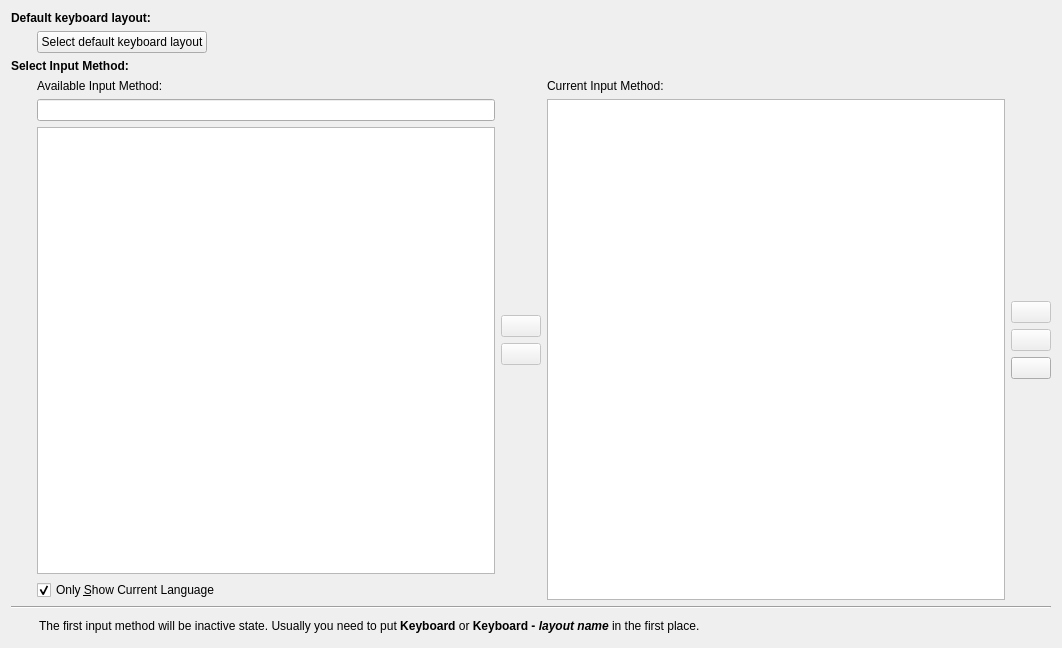
fcitx/fcitx5-configtool, file src/impage.ui: the form before one commit.
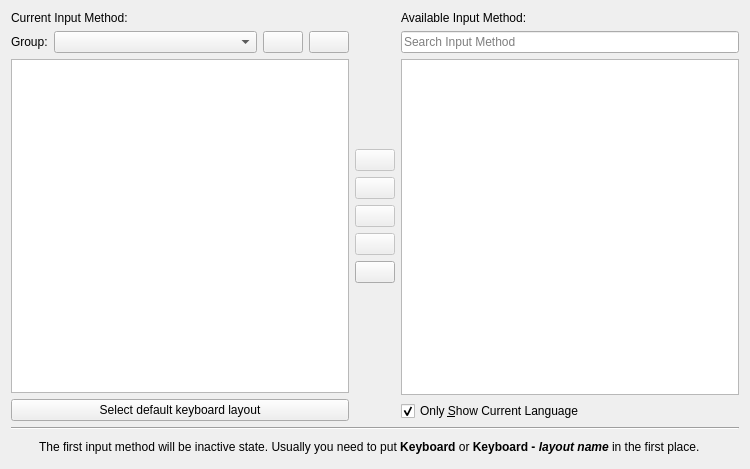
The form after the commit. Icons and pictures are not drawn.

```diff
--- a/src/impage.ui
+++ b/src/impage.ui
@@ -6,78 +6,162 @@
    <rect>
     <x>0</x>
     <y>0</y>
-    <width>1062</width>
-    <height>648</height>
+    <width>750</width>
+    <height>469</height>
    </rect>
   </property>
   <property name="windowTitle">
    <string comment="KDE::DoNotExtract">Form</string>
   </property>
-  <layout class="QGridLayout" name="gridLayout">
-   <item row="1" column="0">
-    <spacer name="horizontalSpacer">
-     <property name="orientation">
-      <enum>Qt::Horizontal</enum>
-     </property>
-     <property name="sizeType">
-      <enum>QSizePolicy::Fixed</enum>
-     </property>
-     <property name="sizeHint" stdset="0">
-      <size>
-       <width>20</width>
-       <height>20</height>
-      </size>
-     </property>
-    </spacer>
-   </item>
-   <item row="1" column="1" colspan="2">
+  <layout class="QVBoxLayout" name="verticalLayout_4">
+   <item>
     <layout class="QHBoxLayout" name="horizontalLayout_2">
      <item>
-      <widget class="QPushButton" name="defaultLayoutButton">
-       <property name="toolTip">
-        <string>Keyboard layout to use when no input method active</string>
-       </property>
-       <property name="text">
-        <string>Select default keyboard layout</string>
-       </property>
-      </widget>
-     </item>
-     <item>
-      <spacer name="horizontalSpacer_3">
-       <property name="orientation">
-        <enum>Qt::Horizontal</enum>
-       </property>
-       <property name="sizeHint" stdset="0">
-        <size>
-         <width>40</width>
-         <height>20</height>
-        </size>
-       </property>
-      </spacer>
-     </item>
-    </layout>
-   </item>
-   <item row="3" column="0">
-    <spacer name="horizontalSpacer_2">
-     <property name="orientation">
-      <enum>Qt::Horizontal</enum>
-     </property>
-     <property name="sizeType">
-      <enum>QSizePolicy::Fixed</enum>
-     </property>
-     <property name="sizeHint" stdset="0">
-      <size>
-       <width>20</width>
-       <height>20</height>
-      </size>
-     </property>
-    </spacer>
-   </item>
-   <item row="3" column="1" colspan="2">
-    <layout class="QHBoxLayout" name="horizontalLayout">
-     <item>
       <layout class="QVBoxLayout" name="verticalLayout">
        <item>
+        <widget class="QLabel" name="label_2">
+         <property name="text">
+          <string>Current Input Method:</string>
+         </property>
+        </widget>
+       </item>
+       <item>
+        <layout class="QHBoxLayout" name="horizontalLayout">
+         <item>
+          <widget class="QLabel" name="label_5">
+           <property name="text">
+            <string>Group:</string>
+           </property>
+          </widget>
+         </item>
+         <item>
+          <widget class="QComboBox" name="inputMethodGroupComboBox">
+           <property name="sizePolicy">
+            <sizepolicy hsizetype="MinimumExpanding" vsizetype="Fixed">
+             <horstretch>0</horstretch>
+             <verstretch>0</verstretch>
+            </sizepolicy>
+           </property>
+          </widget>
+         </item>
+         <item>
+          <widget class="QPushButton" name="addGroupButton">
+           <property name="text">
+            <string/>
+           </property>
+           <property name="icon">
+            <iconset theme="list-add"/>
+           </property>
+          </widget>
+         </item>
+         <item>
+          <widget class="QPushButton" name="deleteGroupButton">
+           <property name="text">
+            <string/>
+           </property>
+           <property name="icon">
+            <iconset theme="delete"/>
+           </property>
+          </widget>
+         </item>
+        </layout>
+       </item>
+       <item>
+        <widget class="QListView" name="currentIMView"/>
+       </item>
+       <item>
+        <widget class="QPushButton" name="defaultLayoutButton">
+         <property name="toolTip">
+          <string>Keyboard layout to use when no input method active</string>
+         </property>
+         <property name="text">
+          <string>Select default keyboard layout</string>
+         </property>
+        </widget>
+       </item>
+      </layout>
+     </item>
+     <item>
+      <layout class="QVBoxLayout" name="verticalLayout_3">
+       <item>
+        <spacer name="verticalSpacer">
+         <property name="orientation">
+          <enum>Qt::Vertical</enum>
+         </property>
+         <property name="sizeHint" stdset="0">
+          <size>
+           <width>20</width>
+           <height>40</height>
+          </size>
+         </property>
+        </spacer>
+       </item>
+       <item>
+        <widget class="QPushButton" name="addIMButton">
+         <property name="enabled">
+          <bool>false</bool>
+         </property>
+         <property name="icon">
+          <iconset theme="go-previous"/>
+         </property>
+        </widget>
+       </item>
+       <item>
+        <widget class="QPushButton" name="removeIMButton">
+         <property name="enabled">
+          <bool>false</bool>
+         </property>
+         <property name="icon">
+          <iconset theme="go-next"/>
+         </property>
+        </widget>
+       </item>
+       <item>
+        <widget class="QPushButton" name="moveUpButton">
+         <property name="enabled">
+          <bool>false</bool>
+         </property>
+         <property name="icon">
+          <iconset theme="go-up"/>
+         </property>
+        </widget>
+       </item>
+       <item>
+        <widget class="QPushButton" name="moveDownButton">
+         <property name="enabled">
+          <bool>false</bool>
+         </property>
+         <property name="icon">
+          <iconset theme="go-down"/>
+         </property>
+        </widget>
+       </item>
+       <item>
+        <widget class="QPushButton" name="configureButton">
+         <property name="icon">
+          <iconset theme="configure">
+           <normaloff>.</normaloff>.</iconset>
+         </property>
+        </widget>
+       </item>
+       <item>
+        <spacer name="verticalSpacer_2">
+         <property name="orientation">
+          <enum>Qt::Vertical</enum>
+         </property>
+         <property name="sizeHint" stdset="0">
+          <size>
+           <width>20</width>
+           <height>40</height>
+          </size>
+         </property>
+        </spacer>
+       </item>
+      </layout>
+     </item>
+     <item>
+      <layout class="QVBoxLayout" name="verticalLayout_2">
+       <item>
         <widget class="QLabel" name="label">
          <property name="text">
           <string>Available Input Method:</string>
@@ -85,7 +169,14 @@
         </widget>
        </item>
        <item>
-        <widget class="QLineEdit" name="filterTextEdit"/>
+        <widget class="QLineEdit" name="filterTextEdit">
+         <property name="placeholderText">
+          <string>Search Input Method</string>
+         </property>
+         <property name="clearButtonEnabled">
+          <bool>true</bool>
+         </property>
+        </widget>
        </item>
        <item>
         <widget class="QTreeView" name="availIMView">
@@ -124,114 +215,9 @@
        </item>
       </layout>
      </item>
-     <item>
-      <layout class="QVBoxLayout" name="verticalLayout_3">
-       <item>
-        <spacer name="verticalSpacer">
-         <property name="orientation">
-          <enum>Qt::Vertical</enum>
-         </property>
-         <property name="sizeHint" stdset="0">
-          <size>
-           <width>20</width>
-           <height>40</height>
-          </size>
-         </property>
-        </spacer>
-       </item>
-       <item>
-        <widget class="QPushButton" name="addIMButton">
-         <property name="enabled">
-          <bool>false</bool>
-         </property>
-        </widget>
-       </item>
-       <item>
-        <widget class="QPushButton" name="removeIMButton">
-         <property name="enabled">
-          <bool>false</bool>
-         </property>
-        </widget>
-       </item>
-       <item>
-        <spacer name="verticalSpacer_2">
-         <property name="orientation">
-          <enum>Qt::Vertical</enum>
-         </property>
-         <property name="sizeHint" stdset="0">
-          <size>
-           <width>20</width>
-           <height>40</height>
-          </size>
-         </property>
-        </spacer>
-       </item>
-      </layout>
-     </item>
-     <item>
-      <layout class="QVBoxLayout" name="verticalLayout_2">
-       <item>
-        <widget class="QLabel" name="label_2">
-         <property name="text">
-          <string>Current Input Method:</string>
-         </property>
-        </widget>
-       </item>
-       <item>
-        <widget class="QListView" name="currentIMView"/>
-       </item>
-      </layout>
-     </item>
-     <item>
-      <layout class="QVBoxLayout" name="verticalLayout_4">
-       <item>
-        <spacer name="verticalSpacer_3">
-         <property name="orientation">
-          <enum>Qt::Vertical</enum>
-         </property>
-         <property name="sizeHint" stdset="0">
-          <size>
-           <width>20</width>
-           <height>40</height>
-          </size>
-         </property>
-        </spacer>
-       </item>
-       <item>
-        <widget class="QPushButton" name="moveUpButton">
-         <property name="enabled">
-          <bool>false</bool>
-         </property>
-        </widget>
-       </item>
-       <item>
-        <widget class="QPushButton" name="moveDownButton">
-         <property name="enabled">
-          <bool>false</bool>
-         </property>
-        </widget>
-       </item>
-       <item>
-        <widget class="QPushButton" name="configureButton"/>
-       </item>
-       <item>
-        <spacer name="verticalSpacer_4">
-         <property name="orientation">
-          <enum>Qt::Vertical</enum>
-         </property>
-         <property name="sizeHint" stdset="0">
-          <size>
-           <width>20</width>
-           <height>40</height>
-          </size>
-         </property>
-        </spacer>
-       </item>
-      </layout>
-     </item>
     </layout>
    </item>
-   <item row="4" column="0" colspan="3">
+   <item>
     <widget class="Line" name="line">
      <property name="sizePolicy">
       <sizepolicy hsizetype="Expanding" vsizetype="Fixed">
@@ -244,7 +230,7 @@
      </property>
     </widget>
    </item>
-   <item row="5" column="0" colspan="3">
+   <item>
     <layout class="QHBoxLayout" name="horizontalLayout_3">
      <item>
       <widget class="QLabel" name="infoIconLabel">
@@ -286,23 +272,6 @@
      </item>
     </layout>
    </item>
-   <item row="0" column="0" colspan="3">
-    <widget class="QLabel" name="label_3">
-     <property name="text">
-      <string>&lt;b&gt;Default keyboard layout:&lt;/b&gt;</string>
-     </property>
-    </widget>
-   </item>
-   <item row="2" column="0" colspan="3">
-    <widget class="QLabel" name="label_4">
-     <property name="toolTip">
-      <string/>
-     </property>
-     <property name="text">
-      <string>&lt;b&gt;Select Input Method:&lt;/b&gt;</string>
-     </property>
-    </widget>
-   </item>
   </layout>
  </widget>
  <resources/>
```
